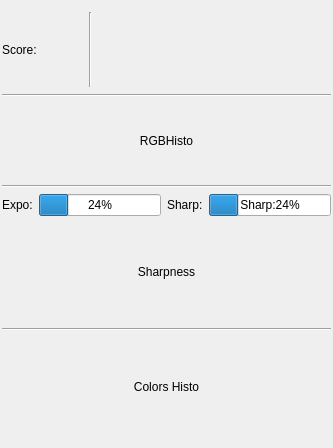
Old version of the form workflow/ui/imageinfowidget.ui in the repository cseyve/piaf.
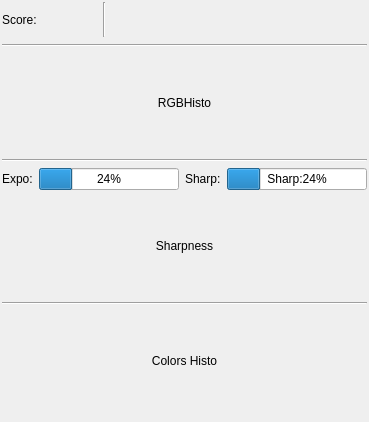
New version of the form. Icons and pictures are not drawn.

Commit message: Workflow: Reduced margins in layouts to make it more efficient (less scrollbars)

Diff of the .ui file:
```diff
--- a/workflow/ui/imageinfowidget.ui
+++ b/workflow/ui/imageinfowidget.ui
@@ -6,8 +6,8 @@
    <rect>
     <x>0</x>
     <y>0</y>
-    <width>305</width>
-    <height>448</height>
+    <width>369</width>
+    <height>422</height>
    </rect>
   </property>
   <property name="windowTitle">
@@ -17,12 +17,24 @@
    <property name="leftMargin">
     <number>2</number>
    </property>
+   <property name="topMargin">
+    <number>1</number>
+   </property>
    <property name="rightMargin">
     <number>2</number>
    </property>
    <item>
     <widget class="QWidget" name="widget" native="true">
+     <property name="sizePolicy">
+      <sizepolicy hsizetype="Preferred" vsizetype="Minimum">
+       <horstretch>0</horstretch>
+       <verstretch>0</verstretch>
+      </sizepolicy>
+     </property>
      <layout class="QHBoxLayout" name="horizontalLayout">
+      <property name="spacing">
+       <number>1</number>
+      </property>
       <property name="leftMargin">
        <number>0</number>
       </property>
@@ -169,6 +181,12 @@
        <verstretch>0</verstretch>
       </sizepolicy>
      </property>
+     <property name="minimumSize">
+      <size>
+       <width>0</width>
+       <height>100</height>
+      </size>
+     </property>
      <property name="maximumSize">
       <size>
        <width>16777215</width>
```
The commit also changes 6 other files.
